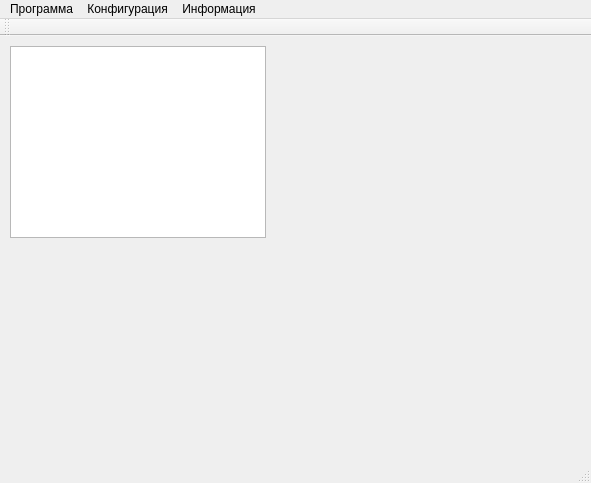
Before: the Qt Designer form mainwindow.ui in xaionaro/tasks, drawn with Qt 5.
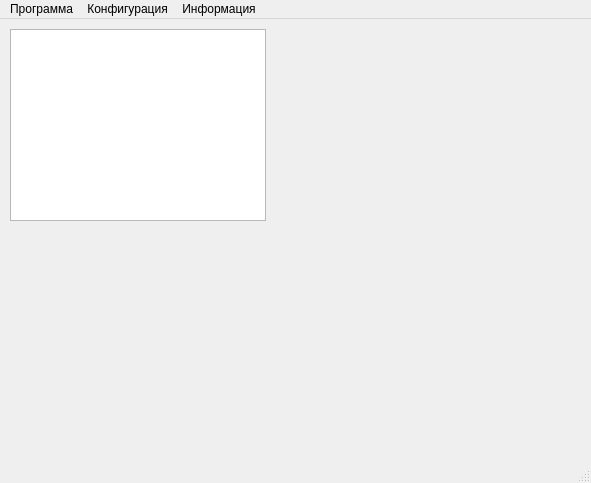
After: the same form once the commit is applied.

```diff
--- a/mainwindow.ui
+++ b/mainwindow.ui
@@ -57,17 +57,6 @@
    <addaction name="menuInformation"/>
   </widget>
   <widget class="QStatusBar" name="statusBar"/>
-  <widget class="QToolBar" name="toolBar">
-   <property name="windowTitle">
-    <string>toolBar</string>
-   </property>
-   <attribute name="toolBarArea">
-    <enum>TopToolBarArea</enum>
-   </attribute>
-   <attribute name="toolBarBreak">
-    <bool>false</bool>
-   </attribute>
-  </widget>
   <action name="actionHelp">
    <property name="text">
     <string>Помощь</string>
```
